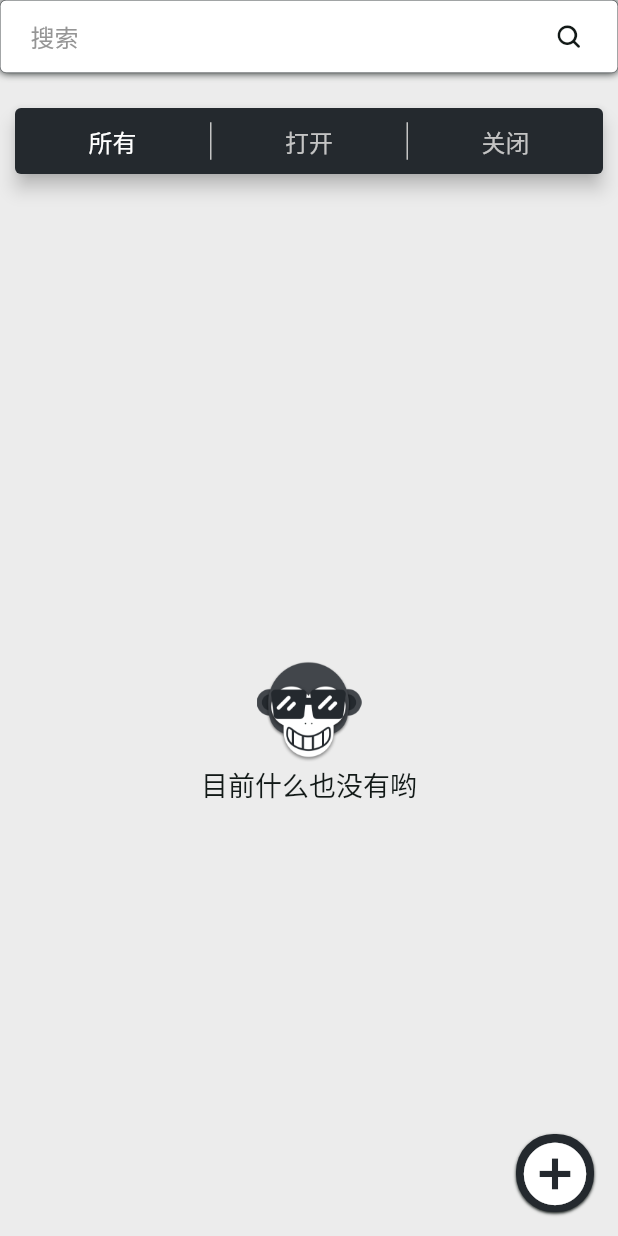
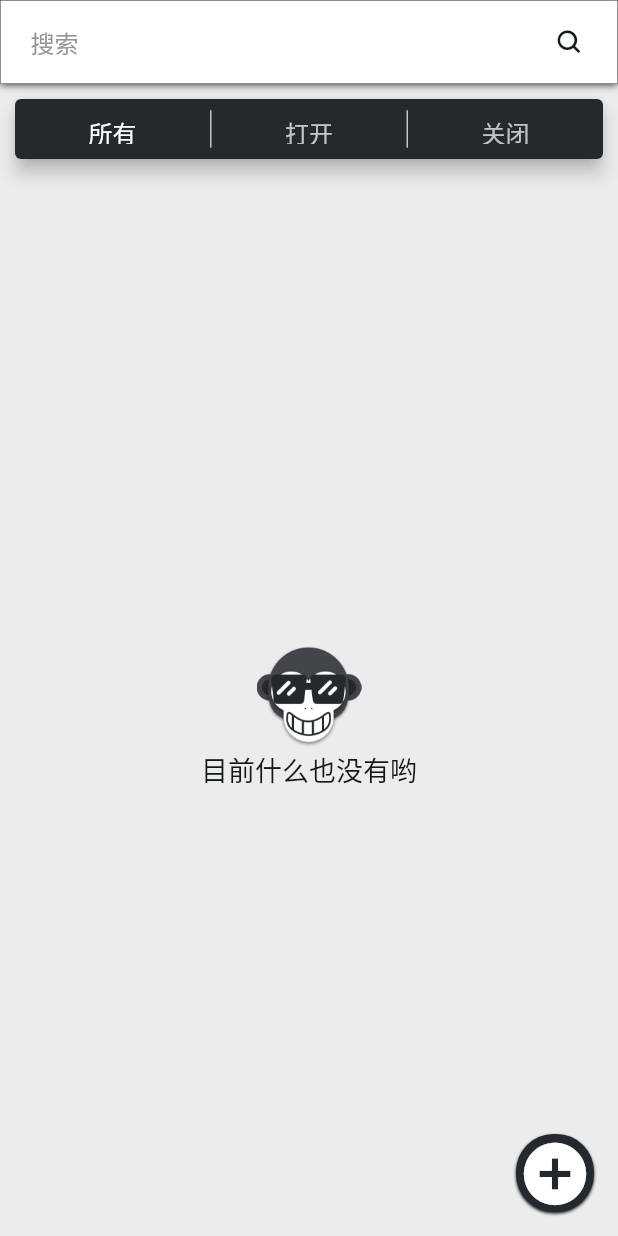
Before and after one commit to CarGuo/gsy_github_app_flutter, a Flutter app: the RepositoryDetailIssuePage screen opened directly with empty values, on a phone screen of 412 x 824 dp. Run offline on Flutter 3.47's test engine with Material 2 defaults, Android fonts, the phone set to English and light mode, and no system bars; our stand-ins replace connectivity, dio, event_bus, flutter_cache_manager, flutter_markdown, flutter_redux and 15 more; missing offline and left inert: android_intent, flutter_lottie, flutter_statusbar, flutter_webview_plugin; accounts and stored records are empty; generated files the repository leaves out were written again; network calls fail; statements that could not run were skipped; project files that could hold a hidden picture were left out.

Commit message:
add issue list tab change

```diff
--- a/lib/page/repository_detail_issue_list_page.dart
+++ b/lib/page/repository_detail_issue_list_page.dart
@@ -1,4 +1,5 @@
 import 'package:flutter/material.dart';
+import 'package:flutter/rendering.dart';
 import 'package:fluttertoast/fluttertoast.dart';
 import 'package:gsy_github_app_flutter/common/dao/issue_dao.dart';
 import 'package:gsy_github_app_flutter/common/style/gsy_style.dart';
@@ -9,6 +10,9 @@ import 'package:gsy_github_app_flutter/widget/gsy_pull_load_widget.dart';
 import 'package:gsy_github_app_flutter/widget/gsy_search_input_widget.dart';
 import 'package:gsy_github_app_flutter/widget/issue_item.dart';
 import 'package:gsy_github_app_flutter/widget/gsy_select_item_widget.dart';
+import 'package:gsy_github_app_flutter/widget/nested/gsy_nested_pull_load_widget.dart';
+import 'package:gsy_github_app_flutter/widget/nested/gsy_sliver_header_delegate.dart';
+import 'package:gsy_github_app_flutter/widget/nested/nested_refresh.dart';
 
 /**
  * 仓库详情issue列表
@@ -23,22 +27,40 @@ class RepositoryDetailIssuePage extends StatefulWidget {
   RepositoryDetailIssuePage(this.userName, this.reposName);
 
   @override
-  _RepositoryDetailIssuePageState createState() => _RepositoryDetailIssuePageState();
+  _RepositoryDetailIssuePageState createState() =>
+      _RepositoryDetailIssuePageState();
 }
 
 class _RepositoryDetailIssuePageState extends State<RepositoryDetailIssuePage>
-    with AutomaticKeepAliveClientMixin<RepositoryDetailIssuePage>, GSYListState<RepositoryDetailIssuePage> {
+    with
+        AutomaticKeepAliveClientMixin<RepositoryDetailIssuePage>,
+        GSYListState<RepositoryDetailIssuePage>,
+        SingleTickerProviderStateMixin {
+  final GlobalKey<NestedScrollViewRefreshIndicatorState> refreshIKey =
+      new GlobalKey<NestedScrollViewRefreshIndicatorState>();
 
   String searchText;
   String issueState;
   int selectIndex;
 
+  final ScrollController scrollController = new ScrollController();
+
+  @override
+  showRefreshLoading() {
+    new Future.delayed(const Duration(seconds: 0), () {
+      refreshIKey.currentState.show().then((e) {});
+      return true;
+    });
+  }
+
   _renderEventItem(index) {
-    IssueItemViewModel issueItemViewModel = IssueItemViewModel.fromMap(pullLoadWidgetControl.dataList[index]);
+    IssueItemViewModel issueItemViewModel =
+        IssueItemViewModel.fromMap(pullLoadWidgetControl.dataList[index]);
     return new IssueItem(
       issueItemViewModel,
       onPressed: () {
-        NavigatorUtils.goIssueDetail(context, widget.userName, widget.reposName, issueItemViewModel.number);
+        NavigatorUtils.goIssueDetail(context, widget.userName, widget.reposName,
+            issueItemViewModel.number);
       },
     );
   }
@@ -56,40 +78,58 @@ class _RepositoryDetailIssuePageState extends State<RepositoryDetailIssuePage>
         issueState = "closed";
         break;
     }
-    showRefreshLoading();
+    scrollController
+        .animateTo(0,
+            duration: Duration(milliseconds: 100), curve: Curves.bounceIn)
+        .then((_) {
+      showRefreshLoading();
+    });
   }
 
   _getDataLogic(String searchString) async {
     if (searchString == null || searchString.trim().length == 0) {
-      return await IssueDao.getRepositoryIssueDao(widget.userName, widget.reposName, issueState, page: page, needDb: page <= 1);
+      return await IssueDao.getRepositoryIssueDao(
+          widget.userName, widget.reposName, issueState,
+          page: page, needDb: page <= 1);
     }
-    return await IssueDao.searchRepositoryIssue(searchString, widget.userName, widget.reposName, this.issueState, page: this.page);
+    return await IssueDao.searchRepositoryIssue(
+        searchString, widget.userName, widget.reposName, this.issueState,
+        page: this.page);
   }
 
   _createIssue() {
     String title = "";
     String content = "";
-    CommonUtils.showEditDialog(context, CommonUtils.getLocale(context).issue_edit_issue, (titleValue) {
+    CommonUtils.showEditDialog(
+        context, CommonUtils.getLocale(context).issue_edit_issue, (titleValue) {
       title = titleValue;
     }, (contentValue) {
       content = contentValue;
     }, () {
       if (title == null || title.trim().length == 0) {
-        Fluttertoast.showToast(msg: CommonUtils.getLocale(context).issue_edit_issue_title_not_be_null);
+        Fluttertoast.showToast(
+            msg: CommonUtils.getLocale(context)
+                .issue_edit_issue_title_not_be_null);
         return;
       }
       if (content == null || content.trim().length == 0) {
-        Fluttertoast.showToast(msg: CommonUtils.getLocale(context).issue_edit_issue_content_not_be_null);
+        Fluttertoast.showToast(
+            msg: CommonUtils.getLocale(context)
+                .issue_edit_issue_content_not_be_null);
         return;
       }
       CommonUtils.showLoadingDialog(context);
       //提交修改
-      IssueDao.createIssueDao(widget.userName, widget.reposName, {"title": title, "body": content}).then((result) {
+      IssueDao.createIssueDao(widget.userName, widget.reposName,
+          {"title": title, "body": content}).then((result) {
         showRefreshLoading();
         Navigator.pop(context);
         Navigator.pop(context);
       });
-    }, needTitle: true, titleController: new TextEditingController(), valueController: new TextEditingController());
+    },
+        needTitle: true,
+        titleController: new TextEditingController(),
+        valueController: new TextEditingController());
   }
 
   @override
@@ -120,7 +160,12 @@ class _RepositoryDetailIssuePageState extends State<RepositoryDetailIssuePage>
         width: 52,
         height: 52,
         decoration: BoxDecoration(
-            boxShadow: [BoxShadow(offset: Offset(0, 1), color: Theme.of(context).primaryColorDark, blurRadius: 1.0)],
+            boxShadow: [
+              BoxShadow(
+                  offset: Offset(0, 1),
+                  color: Theme.of(context).primaryColorDark,
+                  blurRadius: 1.0)
+            ],
             color: Color(GSYColors.primaryValue),
             borderRadius: BorderRadius.all(Radius.circular(25))),
         child: InkWell(
@@ -146,22 +191,64 @@ class _RepositoryDetailIssuePageState extends State<RepositoryDetailIssuePage>
         }),
         elevation: 0.0,
         backgroundColor: Color(GSYColors.mainBackgroundColor),
-        bottom: new GSYSelectItemWidget([
-          CommonUtils.getLocale(context).repos_tab_issue_all,
-          CommonUtils.getLocale(context).repos_tab_issue_open,
-          CommonUtils.getLocale(context).repos_tab_issue_closed,
-        ], (selectIndex) {
-          this.selectIndex = selectIndex;
-          _resolveSelectIndex();
-        }),
       ),
-      body: GSYPullLoadWidget(
+      body: GSYNestedPullLoadWidget(
         pullLoadWidgetControl,
         (BuildContext context, int index) => _renderEventItem(index),
         handleRefresh,
         onLoadMore,
-        refreshKey: refreshIndicatorKey,
+        refreshKey: refreshIKey,
+        scrollController: scrollController,
+        headerSliverBuilder: (context, _) {
+          return _sliverBuilder(context, _);
+        },
       ),
     );
   }
+
+  List<Widget> _sliverBuilder(BuildContext context, bool innerBoxIsScrolled) {
+    double height = 60;
+    return <Widget>[
+      ///动态放大缩小的选择案件
+      SliverPersistentHeader(
+        pinned: true,
+        delegate: GSYSliverHeaderDelegate(
+            maxHeight: height,
+            minHeight: height,
+            changeSize: true,
+            snapConfig: FloatingHeaderSnapConfiguration(
+              vsync: this,
+              curve: Curves.bounceInOut,
+              duration: const Duration(milliseconds: 10),
+            ),
+            builder: (BuildContext context, double shrinkOffset,
+                bool overlapsContent) {
+              ///根据数值计算偏差
+              var lr = 10 - shrinkOffset / height * 10;
+              var radius = Radius.circular(4 - shrinkOffset / height * 4);
+              return SizedBox.expand(
+                child: Padding(
+                  padding:
+                      EdgeInsets.only(top: lr, bottom: 10, left: lr, right: lr),
+                  child: new GSYSelectItemWidget(
+                    [
+                      CommonUtils.getLocale(context).repos_tab_issue_all,
+                      CommonUtils.getLocale(context).repos_tab_issue_open,
+                      CommonUtils.getLocale(context).repos_tab_issue_closed,
+                    ],
+                    (selectIndex) {
+                      this.selectIndex = selectIndex;
+                      _resolveSelectIndex();
+                    },
+                    margin: EdgeInsets.all(0.0),
+                    shape: new RoundedRectangleBorder(
+                      borderRadius: BorderRadius.all(radius),
+                    ),
+                  ),
+                ),
+              );
+            }),
+      ),
+    ];
+  }
 }
--- a/lib/widget/gsy_search_input_widget.dart
+++ b/lib/widget/gsy_search_input_widget.dart
@@ -19,8 +19,9 @@ class GSYSearchInputWidget extends StatelessWidget {
   @override
   Widget build(BuildContext context) {
     return new Container(
+      height: kToolbarHeight,
       decoration: new BoxDecoration(
-          borderRadius: BorderRadius.all(Radius.circular(4.0)),
+          borderRadius: BorderRadius.only(bottomRight: Radius.circular(0.0), bottomLeft: Radius.circular(0.0)),
           color:  Color(GSYColors.white),
           border: new Border.all(color: Theme.of(context).primaryColor, width: 0.3),
           boxShadow: [BoxShadow(color: Theme.of(context).primaryColorDark,  blurRadius: 4.0)]),
```
